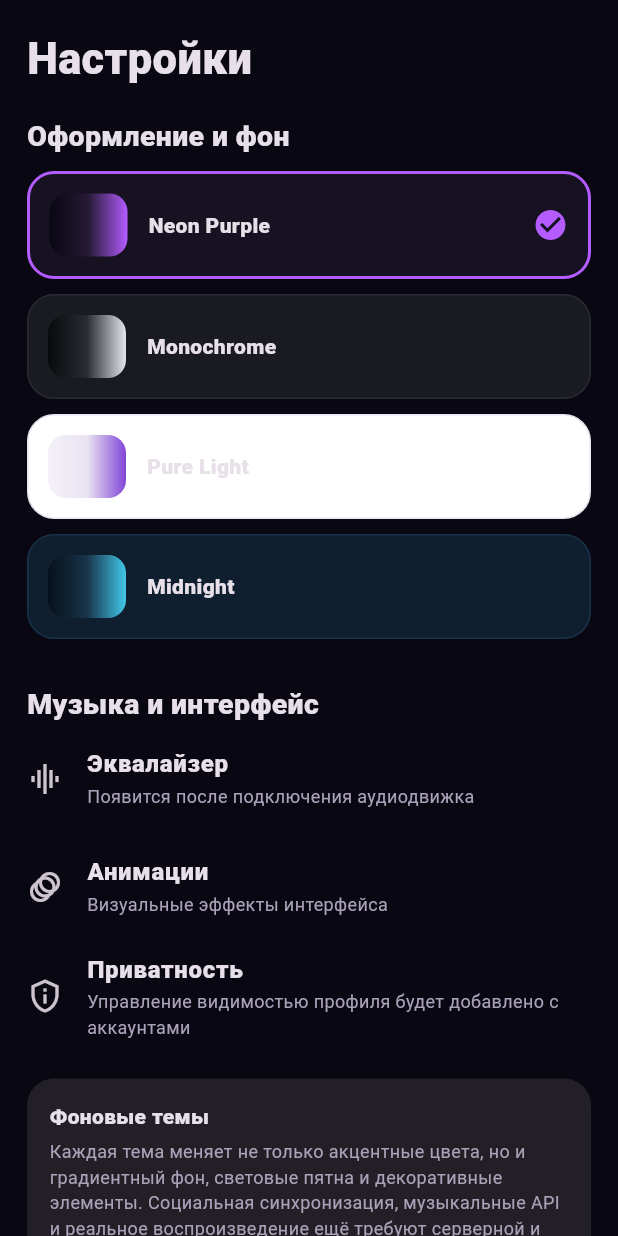
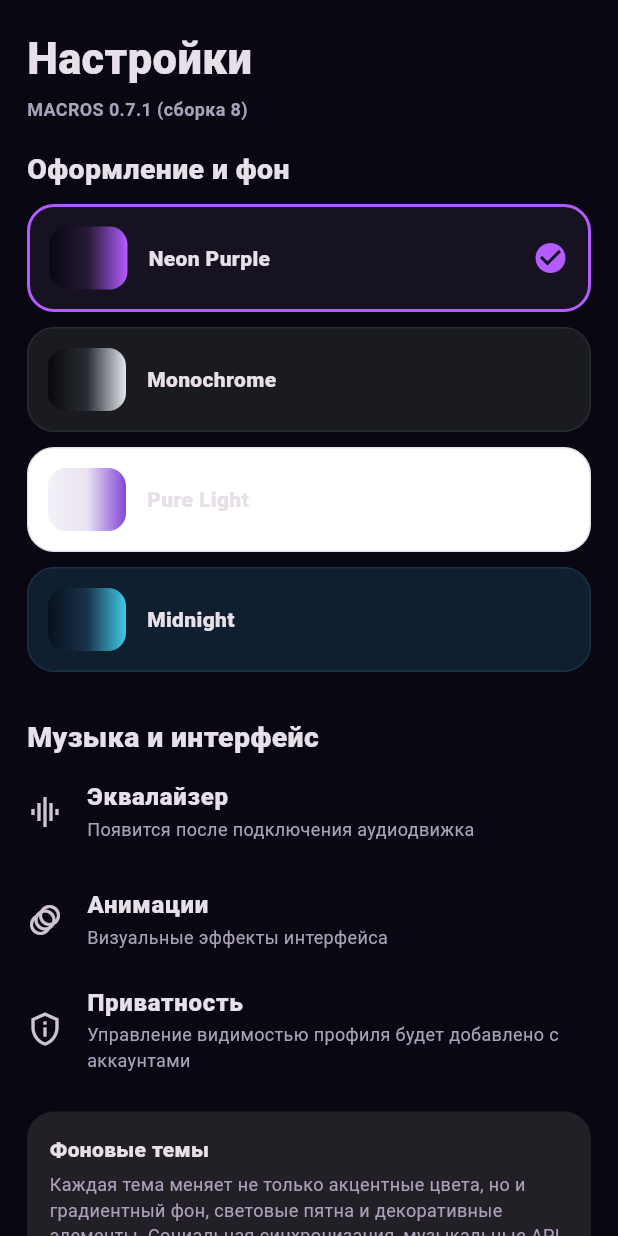
Before and after one commit to andronovmatvey02-bit/macros-music-app, a Flutter app: the SettingsPage widget shown alone on an empty page, opened directly with sample values from the repository, on a phone screen of 412 x 824 dp. Run offline on Flutter 3.47's test engine with Material 3 defaults, Android fonts, the phone set to English and light mode, and no system bars; our stand-ins replace shared_preferences; accounts and stored records are empty.

Commit message:
Show MACROS 0.7.1 in app settings

```diff
--- a/lib/main.dart
+++ b/lib/main.dart
@@ -444,6 +444,8 @@ class SettingsPage extends StatelessWidget {
   @override
   Widget build(BuildContext context) => ListView(padding: const EdgeInsets.all(18), children: [
     const Text('Настройки', style: TextStyle(fontSize: 29, fontWeight: FontWeight.w900)),
+    const SizedBox(height: 5),
+    const Text('MACROS 0.7.1 (сборка 8)', style: TextStyle(color: _muted, fontSize: 12, fontWeight: FontWeight.w700)),
     const SizedBox(height: 18),
     const Text('Оформление и фон', style: TextStyle(fontSize: 19, fontWeight: FontWeight.w900)),
     const SizedBox(height: 10),
```
